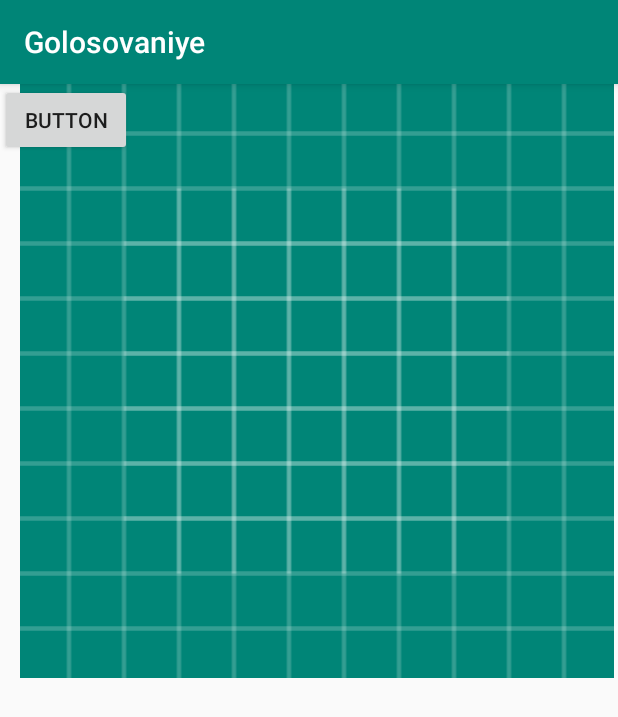
After one commit to iamqwertyuiopz/vota, an Android app: the pruebas screen opened directly, with no data from a screen before it, on a phone screen of 412 x 824 dp. The commit adds this screen. Shown: the top 717 px of the screen. Run offline under Robolectric (Android 15) with nearby library versions, the phone set to English and light mode, and no system bars.

Commit message:
CalidadImagenCamara
Mejora de calidad imagen de camara

```diff
--- a/app/src/main/AndroidManifest.xml
+++ b/app/src/main/AndroidManifest.xml
@@ -28,6 +28,11 @@
             android:configChanges="orientation|screenSize"
             >
         </activity>
+        <activity android:name=".pruebas"
+            android:windowSoftInputMode="stateHidden"
+            android:configChanges="orientation|screenSize"
+            >
+        </activity>
     </application>
 
 </manifest>
--- /dev/null
+++ b/app/src/main/java/net/ecuatecnologia/golosovaniye/pruebas.java
@@ -0,0 +1,106 @@
+package net.ecuatecnologia.golosovaniye;
+
+import android.Manifest;
+import android.app.Activity;
+import android.content.ContentValues;
+import android.content.Intent;
+import android.content.pm.PackageManager;
+import android.database.Cursor;
+import android.graphics.Bitmap;
+import android.net.Uri;
+import android.os.Build;
+import android.os.Bundle;
+import android.provider.MediaStore;
+import android.support.v4.app.ActivityCompat;
+import android.support.v4.content.ContextCompat;
+import android.support.v7.app.AppCompatActivity;
+import android.util.Log;
+import android.view.View;
+import android.widget.Button;
+import android.widget.ImageView;
+
+public class pruebas extends AppCompatActivity {
+
+    private static final int PICTURE_RESULT = 122 ;
+    private ContentValues values;
+    private Uri imageUri;
+    private Button myButton;
+    private ImageView myImageView;
+    private Bitmap thumbnail;
+
+    String imageurl;
+
+    @Override
+    protected void onCreate(Bundle savedInstanceState) {
+        super.onCreate(savedInstanceState);
+        setContentView(R.layout.pruebas);
+
+        if (Build.VERSION.SDK_INT >= Build.VERSION_CODES.M){
+            //Verifica permisos para Android 6.0+
+            if(!checkExternalStoragePermission()){
+                return;
+            }
+        }
+
+        myImageView = (ImageView)findViewById(R.id.myImageView);
+        myButton = (Button)findViewById(R.id.myButton);
+        myButton.setOnClickListener(new View.OnClickListener() {
+            @Override
+            public void onClick(View v) {
+
+                values = new ContentValues();
+                values.put(MediaStore.Images.Media.TITLE, "MyPicture");
+                values.put(MediaStore.Images.Media.DESCRIPTION, "Photo taken on " + System.currentTimeMillis());
+                imageUri = getContentResolver().insert(
+                        MediaStore.Images.Media.EXTERNAL_CONTENT_URI, values);
+                Intent intent = new Intent(MediaStore.ACTION_IMAGE_CAPTURE);
+                intent.putExtra(MediaStore.EXTRA_OUTPUT, imageUri);
+                startActivityForResult(intent, PICTURE_RESULT);
+            }
+        });
+
+    }
+
+
+    protected void onActivityResult(int requestCode, int resultCode, Intent data) {
+        switch (requestCode) {
+            case PICTURE_RESULT:
+                if (requestCode == PICTURE_RESULT)
+                    if (resultCode == Activity.RESULT_OK) {
+                        try {
+                            thumbnail = MediaStore.Images.Media.getBitmap(getContentResolver(), imageUri);
+                            myImageView.setImageBitmap(thumbnail);
+                            //Obtiene la ruta donde se encuentra guardada la imagen.
+                            imageurl = getRealPathFromURI(imageUri);
+                        } catch (Exception e) {
+                            e.printStackTrace();
+                        }
+
+                    }
+        }
+    }
+
+    public String getRealPathFromURI(Uri contentUri) {
+        String[] proj = { MediaStore.Images.Media.DATA };
+        Cursor cursor = managedQuery(contentUri, proj, null, null, null);
+        int column_index = cursor.getColumnIndexOrThrow(MediaStore.Images.Media.DATA);
+        cursor.moveToFirst();
+        return cursor.getString(column_index);
+    }
+
+    private boolean checkExternalStoragePermission() {
+        int permissionCheck = ContextCompat.checkSelfPermission(
+                this, Manifest.permission.WRITE_EXTERNAL_STORAGE);
+        if (permissionCheck != PackageManager.PERMISSION_GRANTED) {
+            Log.i("Mensaje", "No se tiene permiso para leer.");
+            ActivityCompat.requestPermissions(this, new String[]{Manifest.permission.WRITE_EXTERNAL_STORAGE}, 225);
+        } else {
+            Log.i("Mensaje", "Se tiene permiso para leer!");
+            return true;
+        }
+
+        return false;
+    }
+
+
+}
--- /dev/null
+++ b/app/src/main/res/layout/pruebas.xml
@@ -0,0 +1,26 @@
+<?xml version="1.0" encoding="utf-8"?>
+<android.support.constraint.ConstraintLayout
+    xmlns:android="http://schemas.android.com/apk/res/android"
+    xmlns:app="http://schemas.android.com/apk/res-auto"
+    xmlns:tools="http://schemas.android.com/tools"
+    android:layout_width="match_parent"
+    android:layout_height="match_parent">
+
+    <ImageView
+        android:id="@+id/myImageView"
+        android:layout_width="406dp"
+        android:layout_height="396dp"
+        android:layout_marginStart="8dp"
+        android:layout_marginLeft="8dp"
+        app:layout_constraintStart_toStartOf="parent"
+        app:srcCompat="@drawable/ic_launcher_background"
+        tools:layout_editor_absoluteY="120dp" />
+
+    <Button
+        android:id="@+id/myButton"
+        android:layout_width="wrap_content"
+        android:layout_height="wrap_content"
+        android:text="Button"
+        tools:layout_editor_absoluteX="42dp"
+        tools:layout_editor_absoluteY="48dp" />
+</android.support.constraint.ConstraintLayout>
```
Also changed, not shown: app/src/main/java/net/ecuatecnologia/golosovaniye/SuccessActivity.java (+89 -19 lines), app/src/main/res/layout/activity_success.xml (+9 -1 lines).
